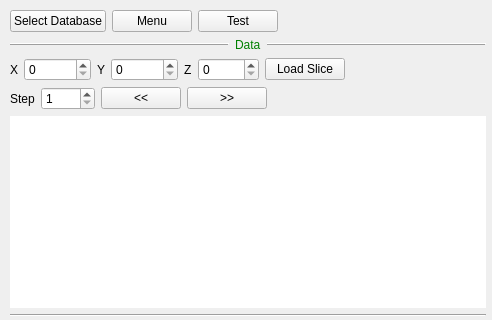
Qt form neurolabi/gui/flyembodymergeprojectdialog.ui (janelia-flyem/NeuTu) before a commit; both pictures show x 0 to 492 and y 0 to 320 of the 492 by 714 pixel window.
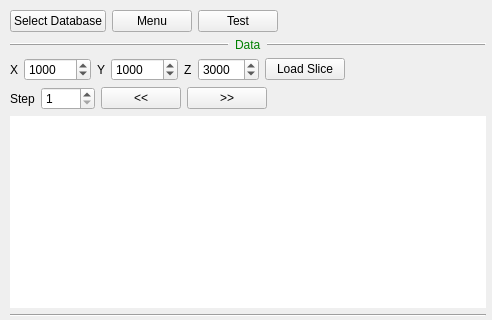
The same form after that commit. Icons and pictures are not drawn.

```diff
--- a/neurolabi/gui/flyembodymergeprojectdialog.ui
+++ b/neurolabi/gui/flyembodymergeprojectdialog.ui
@@ -144,6 +144,9 @@
             <property name="maximum">
              <number>999999</number>
             </property>
+            <property name="value">
+             <number>1000</number>
+            </property>
            </widget>
           </item>
           <item>
@@ -158,6 +161,9 @@
             <property name="maximum">
              <number>999999</number>
             </property>
+            <property name="value">
+             <number>1000</number>
+            </property>
            </widget>
           </item>
           <item>
@@ -172,6 +178,9 @@
             <property name="maximum">
              <number>99999</number>
             </property>
+            <property name="value">
+             <number>3000</number>
+            </property>
            </widget>
           </item>
           <item>
```
Left out of the diff: 2 changed lines with no effect on the pictures.
